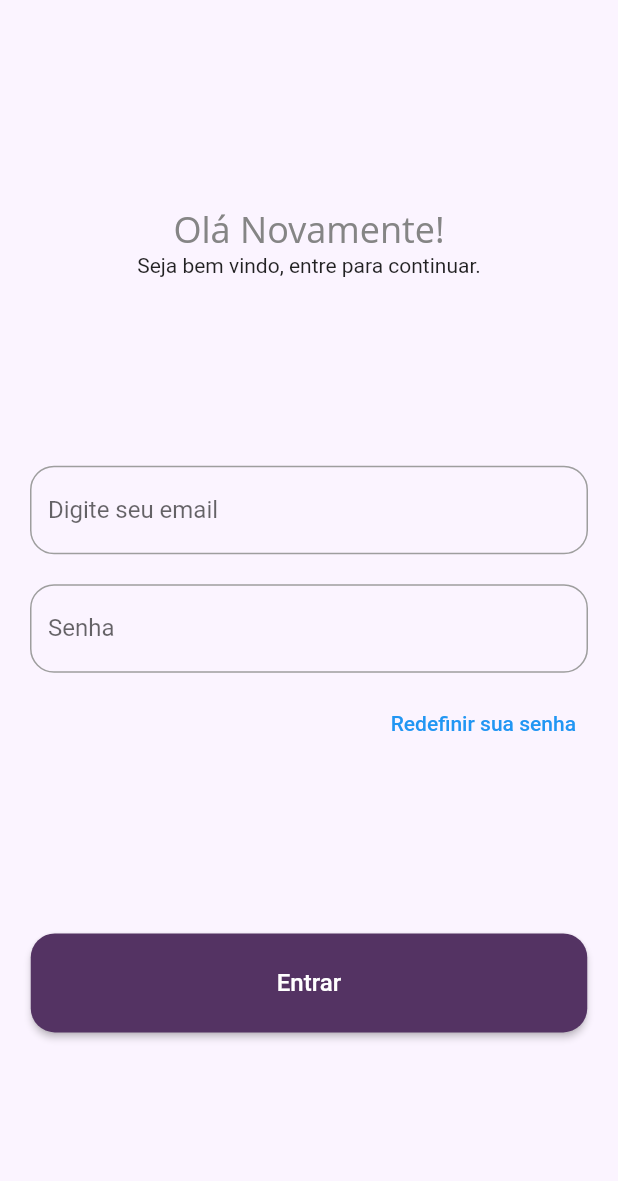
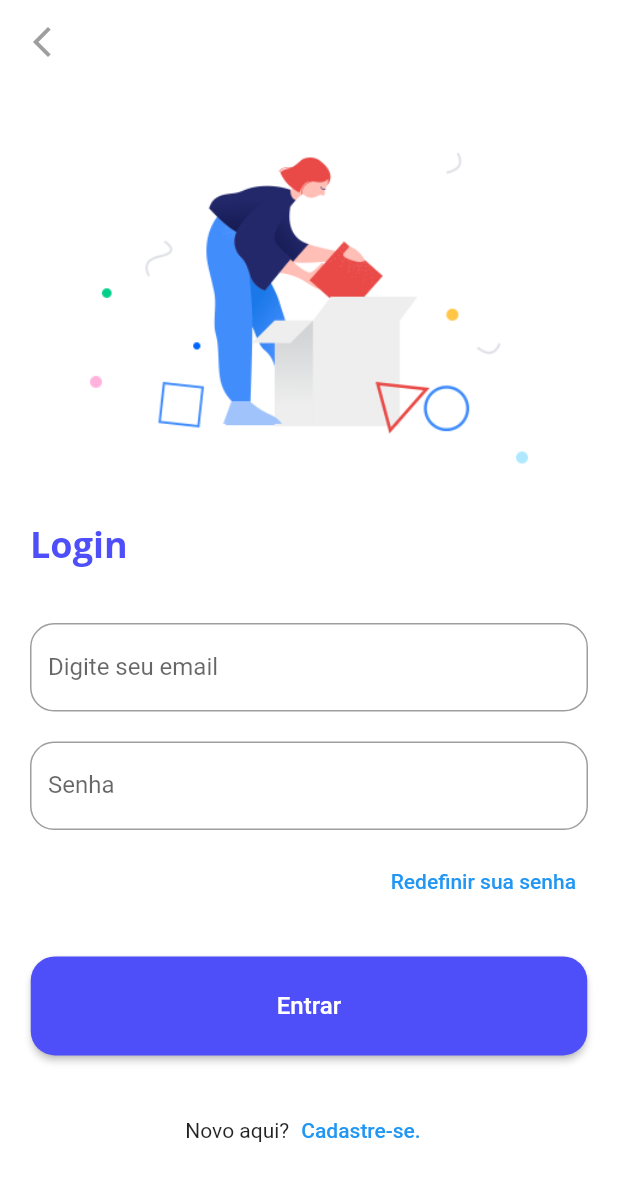
Before and after one commit to islycodes/jobfinder-flutter, a Flutter app: the screen it shows after launch, after a tap on "Entrar", on a phone screen of 412 x 824 dp. Shown: the top 1181 px of the screen. Run offline on Flutter 3.47's test engine with Material 2 defaults, Android fonts, the phone set to English and light mode, and no system bars; Roboto replaces fonts that are missing (Open Sans).

Commit message:
finaliza a tela de login + inicial

```diff
--- a/lib/components/campoSenha.dart
+++ b/lib/components/campoSenha.dart
@@ -4,14 +4,15 @@ campoSenha(rotulo, variavel) {
   return Container(
       margin: const EdgeInsets.fromLTRB(0, 10, 0, 10),
       child: TextFormField(
-          cursorColor: Color.fromRGBO(84, 51, 99, 1),
+          cursorColor: Color.fromRGBO(78, 79, 249, 1),
           obscureText: true,
           enableSuggestions: false,
           autocorrect: false,
           controller: variavel,
           style: TextStyle(fontSize: 16, color: Colors.black),
           decoration: new InputDecoration(
-            floatingLabelStyle: TextStyle(color: Color.fromRGBO(84, 51, 99, 1)),
+            floatingLabelStyle:
+                TextStyle(color: Color.fromRGBO(78, 79, 249, 1)),
             labelText: rotulo,
             fillColor: Colors.white,
             enabledBorder: new OutlineInputBorder(
@@ -20,7 +21,7 @@ campoSenha(rotulo, variavel) {
             ),
             focusedBorder: new OutlineInputBorder(
               borderRadius: new BorderRadius.circular(16),
-              borderSide: BorderSide(color: Color.fromRGBO(84, 51, 99, 1)),
+              borderSide: BorderSide(color: Color.fromRGBO(78, 79, 249, 1)),
             ),
           )));
 }
--- a/lib/components/campoTexto.dart
+++ b/lib/components/campoTexto.dart
@@ -4,14 +4,14 @@ campoTexto(rotulo, variavel) {
   return Container(
     margin: EdgeInsets.fromLTRB(0, 10, 0, 10),
     child: TextFormField(
-      cursorColor: Color.fromRGBO(84, 51, 99, 1),
+      cursorColor: Color.fromRGBO(78, 79, 249, 1),
       controller: variavel,
       style: TextStyle(
         fontSize: 16,
         color: Colors.black,
       ),
       decoration: new InputDecoration(
-        floatingLabelStyle: TextStyle(color: Color.fromRGBO(84, 51, 99, 1)),
+        floatingLabelStyle: TextStyle(color: Color.fromRGBO(78, 79, 249, 1)),
         labelText: rotulo,
         fillColor: Colors.white,
         enabledBorder: new OutlineInputBorder(
@@ -20,7 +20,7 @@ campoTexto(rotulo, variavel) {
         ),
         focusedBorder: new OutlineInputBorder(
           borderRadius: new BorderRadius.circular(16),
-          borderSide: BorderSide(color: Color.fromRGBO(84, 51, 99, 1)),
+          borderSide: BorderSide(color: Color.fromRGBO(78, 79, 249, 1)),
         ),
       ),
     ),
--- a/lib/view/Auth/tela_login.dart
+++ b/lib/view/Auth/tela_login.dart
@@ -22,7 +22,7 @@ class _TelaLoginState extends State<TelaLogin> {
     return ElevatedButton(
       style: ElevatedButton.styleFrom(
           minimumSize: Size(371, 66),
-          backgroundColor: Color.fromRGBO(84, 51, 99, 1),
+          backgroundColor: Color.fromRGBO(78, 79, 249, 1),
           shape: RoundedRectangleBorder(
             borderRadius: BorderRadius.circular(16),
           )),
@@ -43,8 +43,16 @@ class _TelaLoginState extends State<TelaLogin> {
   @override
   Widget build(BuildContext context) {
     return Scaffold(
-      backgroundColor: const Color.fromRGBO(251, 244, 255, 1),
-      //CORPO
+      backgroundColor: Colors.white,
+      extendBodyBehindAppBar: true,
+      appBar: AppBar(
+        backgroundColor: Colors.white,
+        elevation: 0,
+        leading: IconButton(
+          icon: Icon(Icons.arrow_back_ios_new, color: Colors.grey),
+          onPressed: () => Navigator.of(context).pop(),
+        ),
+      ),
       body: Padding(
         padding: EdgeInsets.all(20),
         child: Form(
@@ -54,15 +62,25 @@ class _TelaLoginState extends State<TelaLogin> {
               Column(
                 mainAxisAlignment: MainAxisAlignment.spaceAround,
                 children: [
-                  Text(
-                    'Olá Novamente!',
-                    style: TextStyle(
-                      color: Color(0xff858585),
-                      fontSize: 24,
-                      fontFamily: "Open Sans",
-                    ),
+                  SizedBox(
+                    width: 300,
+                    height: 300,
+                    child: Image.asset("lib/image/login-icon.png"),
                   ),
-                  Text('Seja bem vindo, entre para continuar.'),
+                  Row(
+                    crossAxisAlignment: CrossAxisAlignment.start,
+                    children: [
+                      Text(
+                        'Login',
+                        style: TextStyle(
+                          color: Color.fromRGBO(78, 79, 249, 1),
+                          fontSize: 24,
+                          fontFamily: "Open Sans",
+                          fontWeight: FontWeight.w700,
+                        ),
+                      ),
+                    ],
+                  ),
                 ],
               ),
               Column(children: [
@@ -80,6 +98,14 @@ class _TelaLoginState extends State<TelaLogin> {
                 )
               ]),
               botao('Entrar', 'MenuInicial'),
+              Row(mainAxisAlignment: MainAxisAlignment.center, children: [
+                Text("Novo aqui?"),
+                TextButton(
+                    child: Text('Cadastre-se.'),
+                    onPressed: () {
+                      Navigator.pushNamed(context, 'telaCadastro');
+                    })
+              ])
             ],
           ),
         ),
--- a/lib/view/tela_inicial.dart
+++ b/lib/view/tela_inicial.dart
@@ -9,6 +9,11 @@ class TelaInicial extends StatelessWidget {
   Widget build(BuildContext context) {
     return Scaffold(
         backgroundColor: Colors.white,
+        extendBodyBehindAppBar: true,
+        appBar: AppBar(
+          backgroundColor: Colors.white,
+          elevation: 0,
+        ),
         body:
             Column(mainAxisAlignment: MainAxisAlignment.spaceEvenly, children: [
           //Título
@@ -18,23 +23,31 @@ class TelaInicial extends StatelessWidget {
                 'Estagiotec',
                 style: TextStyle(
                   fontSize: 64,
-                  fontWeight: FontWeight.bold,
                   color: Color.fromRGBO(78, 79, 249, 1),
+                  fontWeight: FontWeight.w900,
+                  fontFamily: 'NotoSansDisplay',
                 ),
               ),
               Text('Criado para alunos por alunos',
                   style: TextStyle(
-                    fontSize: 18,
+                    fontSize: 20,
+                    fontFamily: 'OpenSans',
+                    fontWeight: FontWeight.w400,
                   ))
             ],
           ),
 
           //Subtitulo
-          Row(
-            mainAxisAlignment: MainAxisAlignment.center,
+          Column(
+            mainAxisAlignment: MainAxisAlignment.end,
             children: [
               Text(
-                  'Explore as melhores vagas baseadas\n baseada na sua área de interesse.')
+                  'Explore as melhores vagas baseadas\n baseada na sua área de interesse.',
+                  style: TextStyle(
+                    fontSize: 14,
+                    fontFamily: 'OpenSans',
+                    fontWeight: FontWeight.w400,
+                  ))
             ],
           ),
 
@@ -55,13 +68,14 @@ class TelaInicial extends StatelessWidget {
                   style: TextStyle(
                     fontSize: 16,
                     color: Colors.black,
+                    fontFamily: 'OpenSans',
                   ),
                 ) // botao cadastrar
                 ),
             ElevatedButton(
                 style: ElevatedButton.styleFrom(
                     minimumSize: Size(157, 70),
-                    backgroundColor: Colors.white,
+                    backgroundColor: Color.fromRGBO(78, 79, 249, 1),
                     shape: RoundedRectangleBorder(
                       borderRadius: BorderRadius.circular(16),
                     )),
@@ -71,9 +85,9 @@ class TelaInicial extends StatelessWidget {
                 child: Text(
                   'Entrar',
                   style: TextStyle(
-                    fontSize: 16,
-                    color: Colors.black,
-                  ),
+                      fontSize: 16,
+                      color: Colors.white,
+                      fontFamily: 'OpenSans'),
                 )),
           ])
         ]));
```
Also changed, not shown: pubspec.yaml (+8 -0 lines), lib/fonts/NotoSansDisplay.ttf (added), lib/fonts/OpenSans.ttf (added), lib/image/telainicial_icon.png (deleted).
